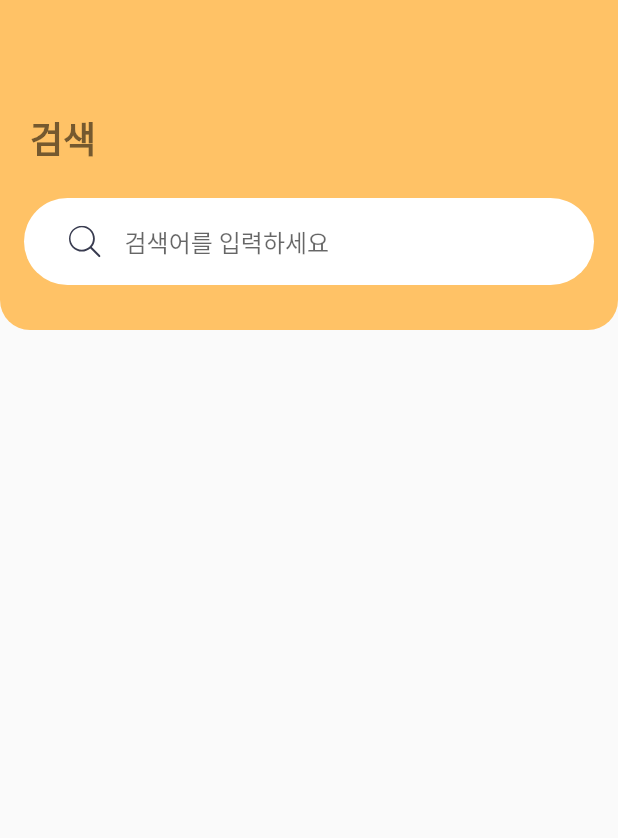
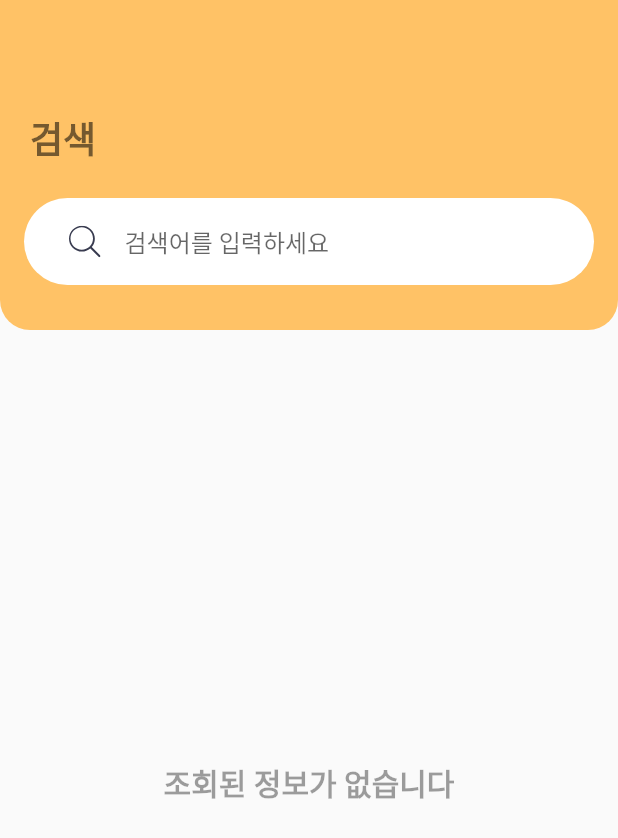
Before and after one commit to bonjin-app/jeju_dialect_old, a Flutter app: the FavoriteScreen screen opened directly, on a phone screen of 412 x 824 dp. Shown: the top 838 px of the screen. Run offline on Flutter 3.47's test engine with Material 2 defaults, Android fonts, the phone set to English and light mode, and no system bars; our stand-ins replace flutter_svg, logger; missing offline and left inert: xml2json; network calls fail.

Commit message:
검색내역 없을시 조회된 정보가 없습니다. container에 문구 추가 및 폰트 추가

```diff
--- a/lib/screens/search/search_screen.dart
+++ b/lib/screens/search/search_screen.dart
@@ -73,9 +73,31 @@ class _FavoriteScreenState extends State<FavoriteScreen>
   Widget filterSearchResults() {
 
     var list = items.where((item) {
-      return (query == null || query == "") ?  true : item.name.contains(query);
+      return (query == null || query == "") ? true : item.name.contains(query);
     }).toList();
 
+    if(list.length == 0 || list.length == null) {
+      return Container(
+        child: Column(
+          mainAxisAlignment: MainAxisAlignment.center,
+          children: [
+            Row(
+              mainAxisAlignment: MainAxisAlignment.center,
+              children: [
+                Text(
+                  '조회된 정보가 없습니다',
+                  style: TextStyle(
+                      fontSize: 20,
+                      fontWeight: FontWeight.w600,
+                      color: Colors.black38
+                  ),
+                ),
+              ],
+            ),
+          ],
+        ),
+      );
+    }else {
       return ListView.builder(
         shrinkWrap: true,
         padding: EdgeInsets.symmetric(horizontal: 16, vertical: 16),
@@ -84,12 +106,15 @@ class _FavoriteScreenState extends State<FavoriteScreen>
           return SearchItem(item: list[index]);
         },
       );
+    }
 
   }
 
   @override
   Widget build(BuildContext context) {
     return Scaffold(
+      resizeToAvoidBottomInset: false,
+      resizeToAvoidBottomPadding: false,
       body: Column(
         children: [
           Stack(
--- a/lib/screens/setting/components/versionInfo_screen.dart
+++ b/lib/screens/setting/components/versionInfo_screen.dart
@@ -1,6 +1,7 @@
 import 'package:flutter/material.dart';
 
 class VersionInfoScreen extends StatelessWidget {
+
   @override
   Widget build(BuildContext context) {
     return Scaffold(
--- a/lib/screens/setting/setting_screen.dart
+++ b/lib/screens/setting/setting_screen.dart
@@ -7,6 +7,8 @@ class SettingScreen extends StatelessWidget {
   @override
   Widget build(BuildContext context) {
     return Scaffold(
+      resizeToAvoidBottomInset: false,
+      resizeToAvoidBottomPadding: false,
       appBar: AppBar(
         elevation: 0,
         title: Text(
```
Also changed, not shown: lib/screens/dictionary/dictionary_screen.dart (+25 -0 lines), lib/screens/home/home_screen.dart (+7 -2 lines), lib/screens/keyword/keyword_screen.dart (+26 -1 lines), lib/screens/lifedialect/lifedialect_screen.dart (+26 -1 lines), lib/screens/proverb/proverb_screen.dart (+26 -1 lines), pubspec.yaml (+14 -20 lines), 1 other file. Lines whose indentation alone changed are shown as unchanged.
